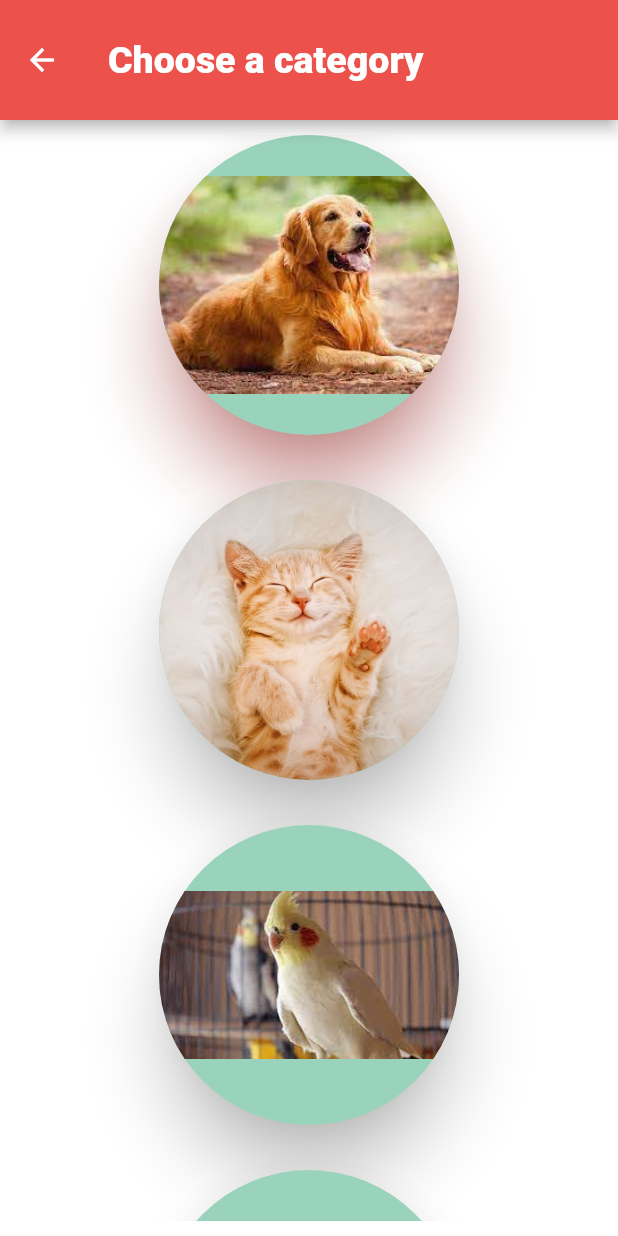
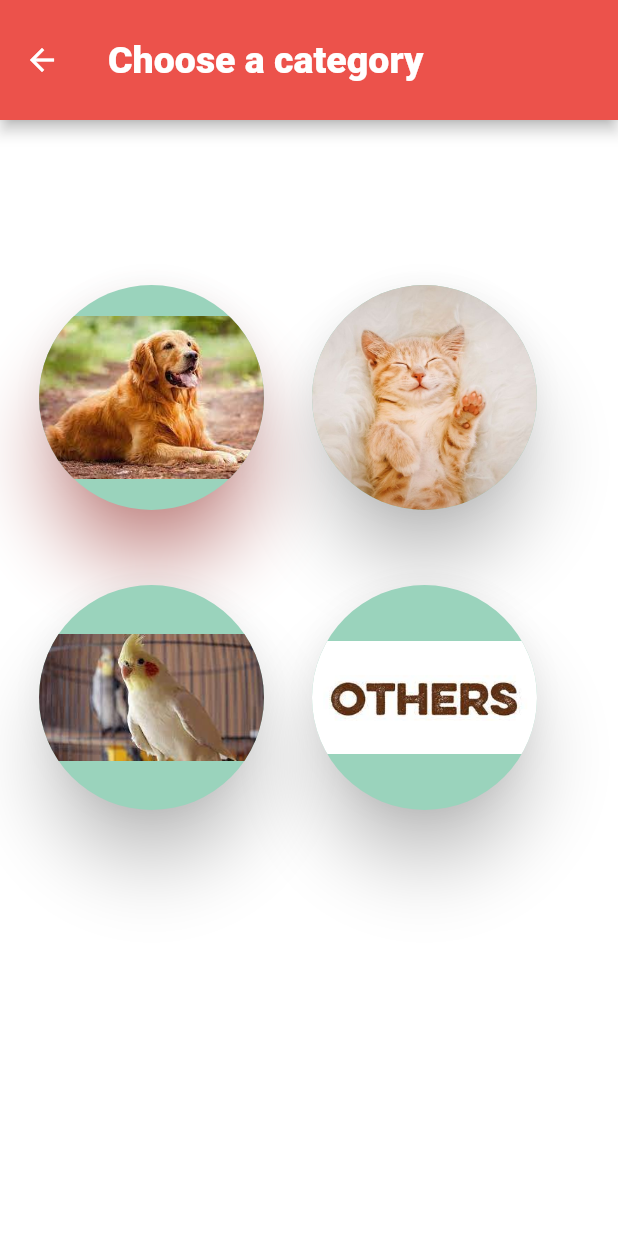
Before and after one commit to cyberwizard1001/trees_go, a Flutter app: the Animals screen opened directly, on a phone screen of 412 x 824 dp. Run offline on Flutter 3.47's test engine with Material 2 defaults, Android fonts, the phone set to English and light mode, and no system bars.

Commit message:
Improved Animals.dart

```diff
--- a/lib/Animals.dart
+++ b/lib/Animals.dart
@@ -30,6 +30,11 @@ class _AnimalsState extends State<Animals> {
           padding: EdgeInsets.all(10),
           child: ListView(
             children: [
+              SizedBox(
+                height: 100,
+              ),
+              Row(
+                children: [
                   ElevatedButton(
                       onPressed: () {},
                       onLongPress: () {},
@@ -45,13 +50,10 @@ class _AnimalsState extends State<Animals> {
                         borderRadius: BorderRadius.circular(100),
                         child: Image.asset(
                           'assets/dog.jpg',
-                      height: 200,
-                      width: 200,
+                          height: 150,
+                          width: 150,
                         ),
                       )),
-              Container(
-                height: 30,
-              ),
                   ElevatedButton(
                       onPressed: () {
                         Navigator.of(context).push(
@@ -68,13 +70,17 @@ class _AnimalsState extends State<Animals> {
                         borderRadius: BorderRadius.circular(100),
                         child: Image(
                           image: AssetImage('assets/cat.jpg'),
-                      height: 200,
-                      width: 200,
+                          height: 150,
+                          width: 150,
                         ),
                       )),
-              Container(
-                height: 30,
+                ],
               ),
+              SizedBox(
+                height: 50,
+              ),
+              Row(
+                children: [
                   ElevatedButton(
                       onPressed: () {},
                       onLongPress: () {},
@@ -88,13 +94,10 @@ class _AnimalsState extends State<Animals> {
                         borderRadius: BorderRadius.circular(100),
                         child: Image.asset(
                           'assets/parrot.jpg',
-                      height: 200,
-                      width: 200,
+                          height: 150,
+                          width: 150,
                         ),
                       )),
-              Container(
-                height: 30,
-              ),
                   ElevatedButton(
                       onPressed: () {},
                       onLongPress: () {},
@@ -108,10 +111,13 @@ class _AnimalsState extends State<Animals> {
                         borderRadius: BorderRadius.circular(100),
                         child: Image.asset(
                           'assets/others.jpg',
-                      height: 200,
-                      width: 200,
+                          height: 150,
+                          width: 150,
                         ),
                       )),
+                ],
+              )
+
             ],
           ),
         ),
```
Lines whose indentation alone changed are shown as unchanged.
